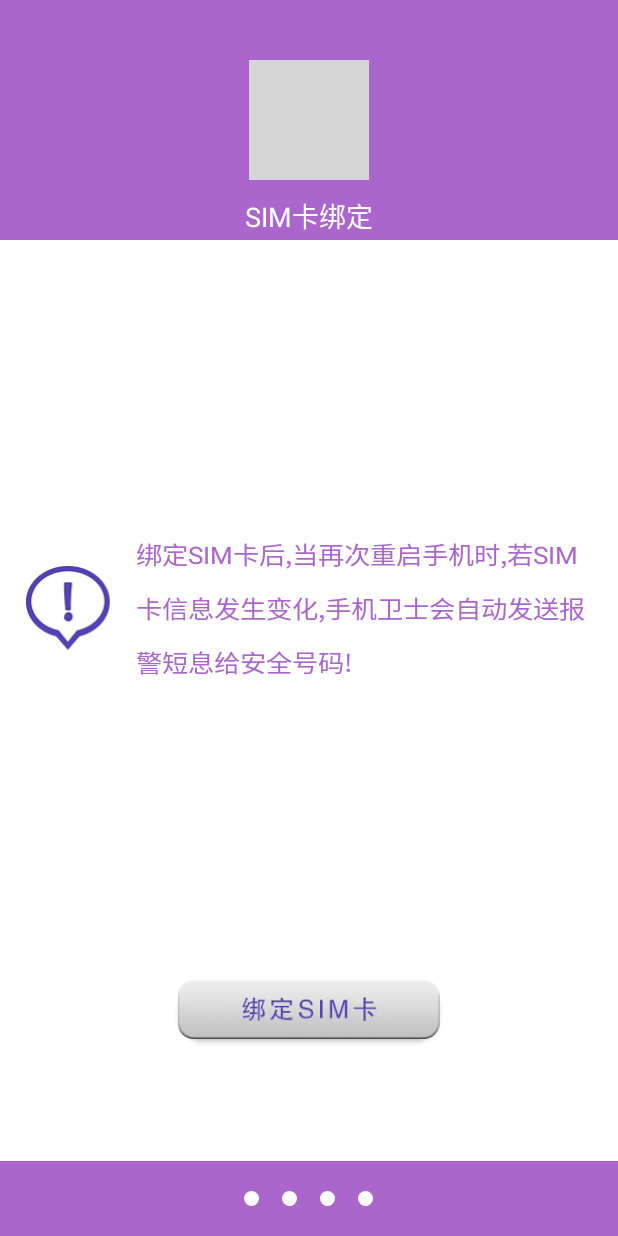
After one commit to liruiAXE/MobileSafer361, an Android app: the layout activity_setup2.xml on its own in the app's theme, with its tools: preview values and no code run, on a phone screen of 412 x 824 dp. The commit adds this screen. Run offline under Robolectric (Android 15) with nearby library versions, the phone set to English and light mode, and no system bars; grey boxes are pictures that could not be loaded.

Commit message:
设置向导界面2布局完成

```diff
--- /dev/null
+++ b/app/src/main/res/drawable/sim_bind_selector.xml
@@ -0,0 +1,7 @@
+<?xml version="1.0" encoding="utf-8"?>
+<selector xmlns:android="http://schemas.android.com/apk/res/android">
+    <item android:drawable="@drawable/sim_bind_p" android:state_pressed="true"/>
+    <item android:drawable="@drawable/sim_bind_e" android:state_enabled="false"/>
+    <item android:drawable="@drawable/sim_bind_n"/>
+
+</selector>
--- /dev/null
+++ b/app/src/main/res/layout/activity_setup2.xml
@@ -0,0 +1,104 @@
+<?xml version="1.0" encoding="utf-8"?>
+<LinearLayout
+    xmlns:android="http://schemas.android.com/apk/res/android"
+    android:layout_width="match_parent"
+    android:layout_height="match_parent"
+    android:orientation="vertical">
+
+    <LinearLayout
+        android:layout_width="match_parent"
+        android:layout_height="match_parent"
+        android:layout_weight="100"
+        android:orientation="vertical">
+
+        <RelativeLayout
+            android:layout_width="match_parent"
+            android:layout_height="160dp"
+            android:background="@color/purple">
+
+            <ImageView
+                android:id="@+id/simBindSetup1ImageView"
+                android:layout_width="80dp"
+                android:layout_height="80dp"
+                android:layout_centerInParent="true"
+                android:src="@drawable/sim_setup"/>
+
+            <TextView
+                android:layout_width="match_parent"
+                android:layout_height="wrap_content"
+                android:layout_below="@id/simBindSetup1ImageView"
+                android:layout_centerHorizontal="true"
+                android:layout_centerVertical="true"
+                android:layout_marginTop="10dp"
+                android:gravity="center"
+                android:text="SIM卡绑定"
+                android:textColor="@android:color/white"
+                android:textSize="18sp"/>
+        </RelativeLayout>
+
+        <LinearLayout
+            android:layout_width="match_parent"
+            android:layout_height="match_parent"
+            android:background="@android:color/white"
+            android:orientation="vertical">
+
+            <LinearLayout
+                android:layout_width="match_parent"
+                android:layout_height="0dp"
+                android:layout_gravity="center_vertical"
+                android:layout_weight="4"
+                android:gravity="center_vertical"
+                android:orientation="horizontal">
+
+
+                <ImageView
+                    android:layout_width="60dp"
+                    android:layout_height="60dp"
+                    android:layout_gravity="center_vertical|left"
+                    android:layout_marginLeft="15dp"
+                    android:src="@drawable/recomand_icon"/>
+
+                <TextView
+                    style="@style/textview16sp"
+                    android:layout_gravity="center_vertical"
+                    android:layout_marginLeft="15dp"
+                    android:layout_marginRight="15dp"
+                    android:lineSpacingMultiplier="1.5"
+                    android:text="@string/sim_bind_info"
+                    android:textColor="@color/purple"
+                    android:textScaleX="1.1"/>
+            </LinearLayout>
+
+            <LinearLayout
+                android:layout_width="match_parent"
+                android:layout_height="0dp"
+                android:layout_gravity="center_vertical"
+                android:layout_weight="1"
+                android:gravity="center"
+                android:orientation="horizontal">
+
+                <Button
+                    android:id="@+id/bindSimButton"
+                    android:layout_width="180dp"
+                    android:layout_height="45dp"
+                    android:layout_gravity="center_horizontal"
+                    android:layout_marginBottom="20dp"
+                    android:background="@drawable/sim_bind_selector"
+                    android:gravity="center"/>
+            </LinearLayout>
+
+
+        </LinearLayout>
+    </LinearLayout>
+
+    <LinearLayout
+        android:layout_width="match_parent"
+        android:layout_height="55dp"
+        android:layout_weight="10"
+        android:background="@color/purple"
+        android:gravity="center"
+        android:orientation="horizontal">
+
+        <include layout="@layout/setup_radiogroup"/>
+    </LinearLayout>
+</LinearLayout>
--- a/app/src/main/res/values/strings.xml
+++ b/app/src/main/res/values/strings.xml
@@ -1,3 +1,4 @@
 <resources>
     <string name="app_name">手机卫士361</string>
+    <string name="sim_bind_info">绑定SIM卡后,当再次重启手机时,若SIM卡信息发生变化,手机卫士会自动发送报警短息给安全号码!</string>
 </resources>
```
Also changed, not shown: app/src/main/res/drawable/recomand_icon.9.png (added), app/src/main/res/drawable/sim_bind_e.9.png (added), app/src/main/res/drawable/sim_bind_n.9.png (added), app/src/main/res/drawable/sim_bind_p.9.png (added), app/src/main/res/drawable/sim_setup.9.png (added).
